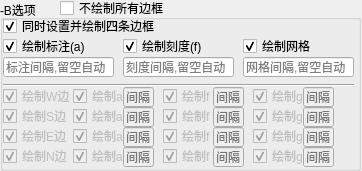
Qt form gmt_b_option.ui (CovMat/GMT-mini-GUI) before a commit.
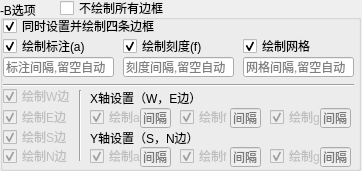
The same form after that commit.

```diff
--- a/gmt_b_option.ui
+++ b/gmt_b_option.ui
@@ -31,23 +31,7 @@
     </property>
     <property name="geometry">
      <rect>
-      <x>123</x>
-      <y>107</y>
-      <width>31</width>
-      <height>20</height>
-     </rect>
-    </property>
-    <property name="placeholderText">
-     <string>间隔</string>
-    </property>
-   </widget>
-   <widget class="QLineEdit" name="a_stride_n">
-    <property name="enabled">
-     <bool>false</bool>
-    </property>
-    <property name="geometry">
-     <rect>
-      <x>123</x>
+      <x>140</x>
       <y>147</y>
       <width>31</width>
       <height>20</height>
@@ -64,7 +48,7 @@
     <property name="geometry">
      <rect>
       <x>3</x>
-      <y>127</y>
+      <y>108</y>
       <width>71</width>
       <height>18</height>
      </rect>
@@ -82,8 +66,8 @@
     </property>
     <property name="geometry">
      <rect>
-      <x>163</x>
-      <y>87</y>
+      <x>180</x>
+      <y>108</y>
       <width>51</width>
       <height>18</height>
      </rect>
@@ -143,22 +127,6 @@
      <bool>true</bool>
     </property>
    </widget>
-   <widget class="QLineEdit" name="g_stride_n">
-    <property name="enabled">
-     <bool>false</bool>
-    </property>
-    <property name="geometry">
-     <rect>
-      <x>303</x>
-      <y>147</y>
-      <width>31</width>
-      <height>20</height>
-     </rect>
-    </property>
-    <property name="placeholderText">
-     <string>间隔</string>
-    </property>
-   </widget>
    <widget class="QCheckBox" name="s_axes">
     <property name="enabled">
      <bool>false</bool>
@@ -166,7 +134,7 @@
     <property name="geometry">
      <rect>
       <x>3</x>
-      <y>107</y>
+      <y>128</y>
       <width>71</width>
       <height>18</height>
      </rect>
@@ -184,58 +152,7 @@
     </property>
     <property name="geometry">
      <rect>
-      <x>213</x>
-      <y>107</y>
-      <width>31</width>
-      <height>20</height>
-     </rect>
-    </property>
-    <property name="placeholderText">
-     <string>间隔</string>
-    </property>
-   </widget>
-   <widget class="QLineEdit" name="a_stride_e">
-    <property name="enabled">
-     <bool>false</bool>
-    </property>
-    <property name="geometry">
-     <rect>
-      <x>123</x>
-      <y>127</y>
-      <width>31</width>
-      <height>20</height>
-     </rect>
-    </property>
-    <property name="placeholderText">
-     <string>间隔</string>
-    </property>
-   </widget>
-   <widget class="QCheckBox" name="grid_e">
-    <property name="enabled">
-     <bool>false</bool>
-    </property>
-    <property name="geometry">
-     <rect>
-      <x>253</x>
-      <y>127</y>
-      <width>51</width>
-      <height>18</height>
-     </rect>
-    </property>
-    <property name="text">
-     <string>绘制g</string>
-    </property>
-    <property name="checked">
-     <bool>true</bool>
-    </property>
-   </widget>
-   <widget class="QLineEdit" name="f_stride_n">
-    <property name="enabled">
-     <bool>false</bool>
-    </property>
-    <property name="geometry">
-     <rect>
-      <x>213</x>
+      <x>230</x>
       <y>147</y>
       <width>31</width>
       <height>20</height>
@@ -280,27 +197,8 @@
     </property>
     <property name="geometry">
      <rect>
-      <x>73</x>
-      <y>107</y>
-      <width>51</width>
-      <height>18</height>
-     </rect>
-    </property>
-    <property name="text">
-     <string>绘制a</string>
-    </property>
-    <property name="checked">
-     <bool>true</bool>
-    </property>
-   </widget>
-   <widget class="QCheckBox" name="annotation_e">
-    <property name="enabled">
-     <bool>false</bool>
-    </property>
-    <property name="geometry">
-     <rect>
-      <x>73</x>
-      <y>127</y>
+      <x>90</x>
+      <y>147</y>
       <width>51</width>
       <height>18</height>
      </rect>
@@ -318,59 +216,8 @@
     </property>
     <property name="geometry">
      <rect>
-      <x>123</x>
-      <y>87</y>
-      <width>31</width>
-      <height>20</height>
-     </rect>
-    </property>
-    <property name="placeholderText">
-     <string>间隔</string>
-    </property>
-   </widget>
-   <widget class="QCheckBox" name="frame_n">
-    <property name="enabled">
-     <bool>false</bool>
-    </property>
-    <property name="geometry">
-     <rect>
-      <x>163</x>
-      <y>147</y>
-      <width>51</width>
-      <height>18</height>
-     </rect>
-    </property>
-    <property name="text">
-     <string>绘制f</string>
-    </property>
-    <property name="checked">
-     <bool>true</bool>
-    </property>
-   </widget>
-   <widget class="QLineEdit" name="f_stride_e">
-    <property name="enabled">
-     <bool>false</bool>
-    </property>
-    <property name="geometry">
-     <rect>
-      <x>213</x>
-      <y>127</y>
-      <width>31</width>
-      <height>20</height>
-     </rect>
-    </property>
-    <property name="placeholderText">
-     <string>间隔</string>
-    </property>
-   </widget>
-   <widget class="QLineEdit" name="g_stride_e">
-    <property name="enabled">
-     <bool>false</bool>
-    </property>
-    <property name="geometry">
-     <rect>
-      <x>303</x>
-      <y>127</y>
+      <x>140</x>
+      <y>108</y>
       <width>31</width>
       <height>20</height>
      </rect>
@@ -385,8 +232,8 @@
     </property>
     <property name="geometry">
      <rect>
-      <x>253</x>
-      <y>107</y>
+      <x>270</x>
+      <y>147</y>
       <width>51</width>
       <height>18</height>
      </rect>
@@ -404,8 +251,8 @@
     </property>
     <property name="geometry">
      <rect>
-      <x>303</x>
-      <y>87</y>
+      <x>320</x>
+      <y>108</y>
       <width>31</width>
       <height>20</height>
      </rect>
@@ -420,8 +267,8 @@
     </property>
     <property name="geometry">
      <rect>
-      <x>303</x>
-      <y>107</y>
+      <x>320</x>
+      <y>147</y>
       <width>31</width>
       <height>20</height>
      </rect>
@@ -430,63 +277,6 @@
      <string>间隔</string>
     </property>
    </widget>
-   <widget class="QCheckBox" name="grid_n">
-    <property name="enabled">
-     <bool>false</bool>
-    </property>
-    <property name="geometry">
-     <rect>
-      <x>253</x>
-      <y>147</y>
-      <width>51</width>
-      <height>18</height>
-     </rect>
-    </property>
-    <property name="text">
-     <string>绘制g</string>
-    </property>
-    <property name="checked">
-     <bool>true</bool>
-    </property>
-   </widget>
-   <widget class="QCheckBox" name="annotation_n">
-    <property name="enabled">
-     <bool>false</bool>
-    </property>
-    <property name="geometry">
-     <rect>
-      <x>73</x>
-      <y>147</y>
-      <width>51</width>
-      <height>18</height>
-     </rect>
-    </property>
-    <property name="text">
-     <string>绘制a</string>
-    </property>
-    <property name="checked">
-     <bool>true</bool>
-    </property>
-   </widget>
-   <widget class="QCheckBox" name="frame_e">
-    <property name="enabled">
-     <bool>false</bool>
-    </property>
-    <property name="geometry">
-     <rect>
-      <x>163</x>
-      <y>127</y>
-      <width>51</width>
-      <height>18</height>
-     </rect>
-    </property>
-    <property name="text">
-     <string>绘制f</string>
-    </property>
-    <property name="checked">
-     <bool>true</bool>
-    </property>
-   </widget>
    <widget class="QCheckBox" name="all_axes">
     <property name="geometry">
      <rect>
@@ -509,8 +299,8 @@
     </property>
     <property name="geometry">
      <rect>
-      <x>73</x>
-      <y>87</y>
+      <x>90</x>
+      <y>108</y>
       <width>51</width>
       <height>18</height>
      </rect>
@@ -570,8 +360,8 @@
     </property>
     <property name="geometry">
      <rect>
-      <x>253</x>
-      <y>87</y>
+      <x>270</x>
+      <y>108</y>
       <width>51</width>
       <height>18</height>
      </rect>
@@ -589,8 +379,8 @@
     </property>
     <property name="geometry">
      <rect>
-      <x>213</x>
-      <y>87</y>
+      <x>230</x>
+      <y>108</y>
       <width>31</width>
       <height>20</height>
      </rect>
@@ -605,8 +395,8 @@
     </property>
     <property name="geometry">
      <rect>
-      <x>163</x>
-      <y>107</y>
+      <x>180</x>
+      <y>147</y>
       <width>51</width>
       <height>18</height>
      </rect>
@@ -650,6 +440,45 @@
      <string>不绘制所有边框</string>
     </property>
    </widget>
+   <widget class="Line" name="line_2">
+    <property name="geometry">
+     <rect>
+      <x>70</x>
+      <y>90</y>
+      <width>20</width>
+      <height>71</height>
+     </rect>
+    </property>
+    <property name="orientation">
+     <enum>Qt::Vertical</enum>
+    </property>
+   </widget>
+   <widget class="QLabel" name="label">
+    <property name="geometry">
+     <rect>
+      <x>90</x>
+      <y>90</y>
+      <width>251</width>
+      <height>16</height>
+     </rect>
+    </property>
+    <property name="text">
+     <string>X轴设置（W，E边）</string>
+    </property>
+   </widget>
+   <widget class="QLabel" name="label_2">
+    <property name="geometry">
+     <rect>
+      <x>90</x>
+      <y>130</y>
+      <width>251</width>
+      <height>16</height>
+     </rect>
+    </property>
+    <property name="text">
+     <string>Y轴设置（S，N边）</string>
+    </property>
+   </widget>
   </widget>
  </widget>
  <tabstops>
```
Left out of the diff: 16 changed lines with no effect on the pictures.
